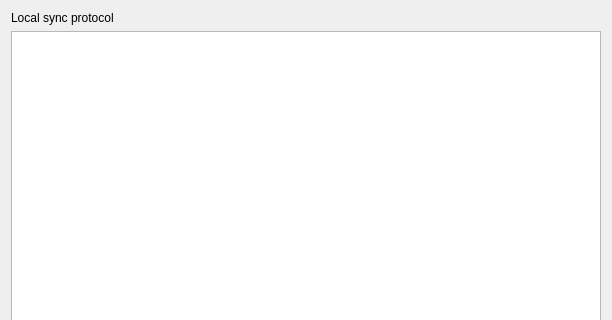
Old version of the form src/gui/protocolwidget.ui in the repository nextcloud/desktop; both pictures show x 0 to 612 and y 0 to 320 of the 612 by 515 pixel window.
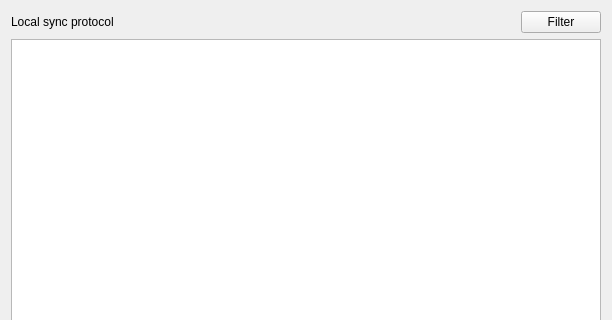
New version of the form.

Commit message:
Allow to filter issue table by issue type
Fixes: #9000

```diff
--- a/src/gui/protocolwidget.ui
+++ b/src/gui/protocolwidget.ui
@@ -15,6 +15,8 @@
   </property>
   <layout class="QVBoxLayout" name="verticalLayout">
    <item>
+    <layout class="QHBoxLayout" name="horizontalLayout">
+     <item>
     <widget class="QLabel" name="_headerLabel">
      <property name="text">
       <string>Local sync protocol</string>
@@ -23,6 +25,28 @@
       <enum>Qt::PlainText</enum>
      </property>
     </widget>
+     </item>
+     <item>
+      <spacer name="horizontalSpacer">
+       <property name="orientation">
+        <enum>Qt::Horizontal</enum>
+       </property>
+       <property name="sizeHint" stdset="0">
+        <size>
+         <width>40</width>
+         <height>20</height>
+        </size>
+       </property>
+      </spacer>
+     </item>
+     <item>
+      <widget class="QPushButton" name="_filterButton">
+       <property name="text">
+        <string>Filter</string>
+       </property>
+      </widget>
+     </item>
+    </layout>
    </item>
    <item>
     <widget class="QTableView" name="_tableView">
```
Lines whose indentation alone changed are shown as unchanged. The commit also changes 16 other files.
